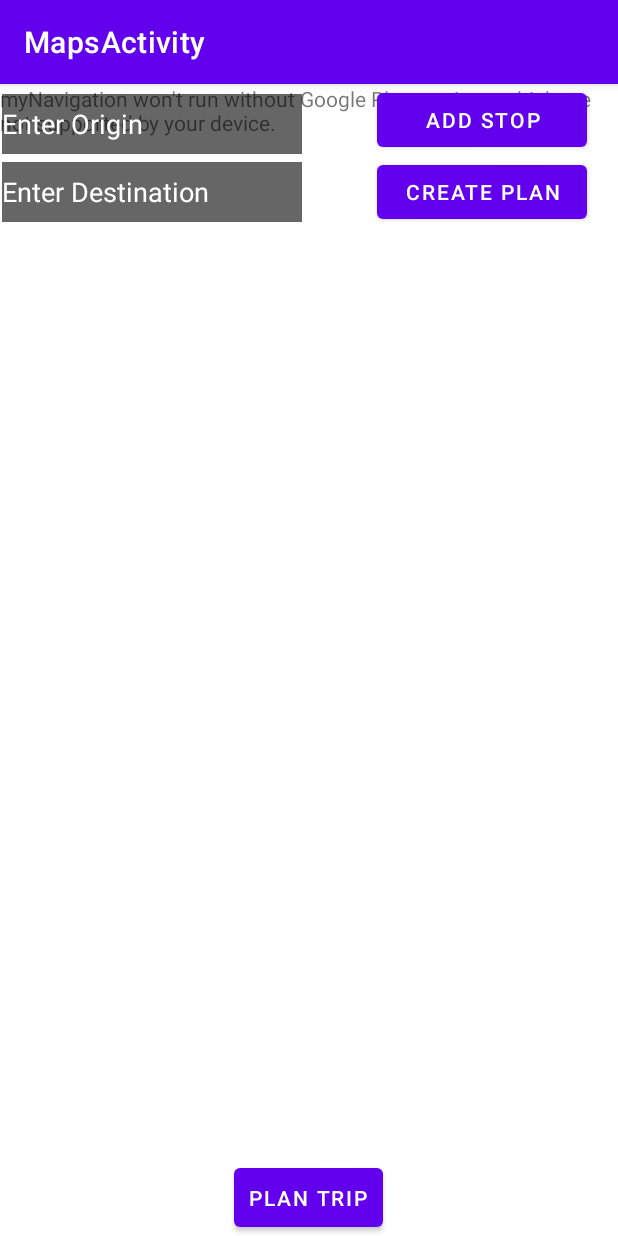
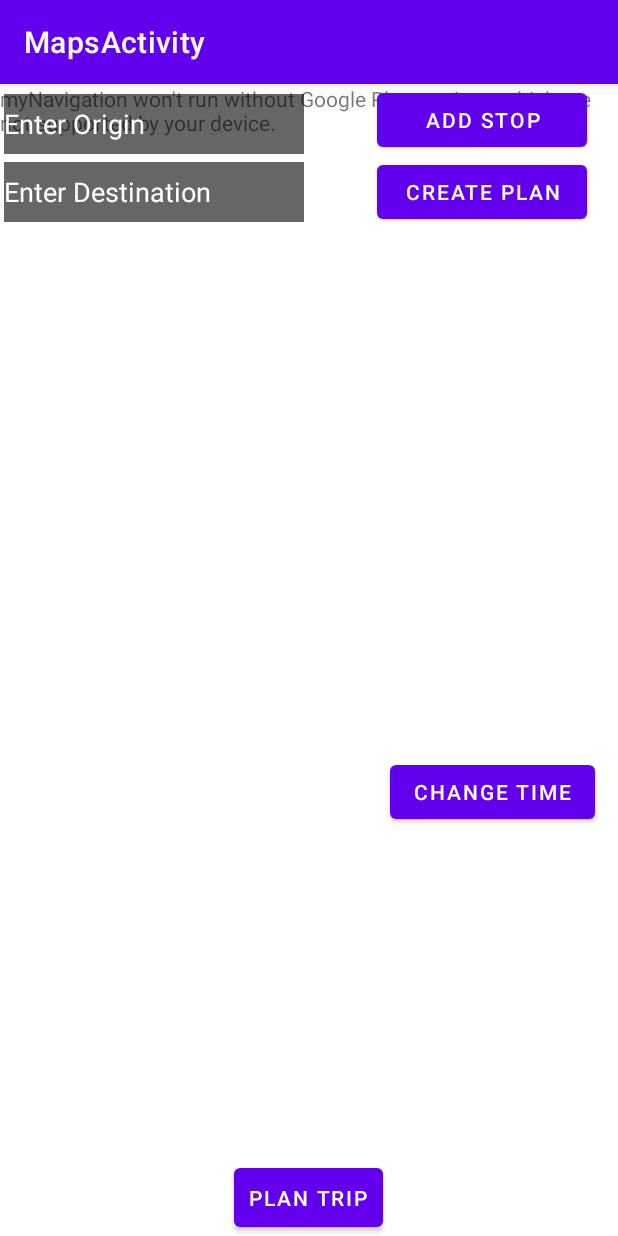
Before and after one commit to mtyra321/Clear-Routes, an Android app: the screen it shows after launch (MapsActivity), after a tap on "PLAN TRIP", on a phone screen of 412 x 824 dp. Run offline under Robolectric (Android 15) with nearby library versions, the phone set to English and light mode, and no system bars.

Commit message:
added departure time stuff

```diff
--- a/app/src/main/res/layout/activity_maps.xml
+++ b/app/src/main/res/layout/activity_maps.xml
@@ -21,6 +21,7 @@
     <!--    </androidx.constraintlayout.widget.ConstraintLayout>-->
 
     <Button
+        android:id="@+id/planBtn"
         android:layout_width="wrap_content"
         android:layout_height="wrap_content"
         android:layout_gravity="center|bottom"
@@ -126,29 +127,52 @@
             app:layout_constraintTop_toBottomOf="@+id/tabLayout" />
     </androidx.constraintlayout.widget.ConstraintLayout>
 
+
+
+
+
+
+
+
+
+
     <androidx.constraintlayout.widget.ConstraintLayout
         android:id="@+id/plan_layout"
         android:layout_width="411dp"
         android:layout_height="673dp"
         android:layout_marginBottom="57dp"
+        app:layout_constraintBottom_toBottomOf="parent"
+        app:layout_constraintEnd_toEndOf="parent"
+        app:layout_constraintStart_toStartOf="parent"
+        app:layout_constraintTop_toTopOf="parent"
         android:visibility="invisible">
 
         <ScrollView
-
+            android:id="@+id/scroll"
             android:layout_width="409dp"
-            android:layout_height="match_parent"
+            android:layout_height="300dp"
+            android:layout_marginStart="1dp"
+            android:layout_marginEnd="1dp"
+            android:layout_marginBottom="1dp"
+            app:layout_constraintEnd_toEndOf="parent"
+            app:layout_constraintHorizontal_bias="0.0"
             app:layout_constraintStart_toStartOf="parent"
-            app:layout_constraintTop_toTopOf="parent">
+            app:layout_constraintTop_toTopOf="parent"
+            app:layout_constraintVertical_bias="0.0">
 
             <LinearLayout
                 android:id="@+id/stops"
                 android:layout_width="409dp"
-                android:layout_height="200dp"
+                android:layout_height="300dp"
                 android:layout_marginStart="1dp"
                 android:layout_marginTop="1dp"
                 android:layout_marginEnd="1dp"
                 android:layout_marginBottom="1dp"
-                android:orientation="vertical">
+                android:orientation="vertical"
+                app:layout_constraintBottom_toTopOf="@+id/button"
+                app:layout_constraintEnd_toEndOf="parent"
+                app:layout_constraintStart_toStartOf="parent"
+                app:layout_constraintTop_toTopOf="parent">
 
             </LinearLayout>
         </ScrollView>
@@ -170,5 +194,42 @@
             app:layout_constraintStart_toStartOf="@+id/addLineBtn"
             app:layout_constraintTop_toBottomOf="@+id/addLineBtn"
             app:layout_constraintVertical_bias="0.0"/>
+
+        <TextView
+            android:id="@+id/show_time"
+            android:layout_width="wrap_content"
+            android:layout_height="wrap_content"
+            android:layout_marginStart="64dp"
+            android:layout_marginTop="420dp"
+            android:padding="20dp"
+            android:textSize="35dp"
+            app:layout_constraintStart_toStartOf="parent"
+            app:layout_constraintTop_toTopOf="parent" />
+
+        <TimePicker
+            android:id="@+id/timePicker"
+            android:layout_width="wrap_content"
+            android:layout_height="wrap_content"
+            android:layout_centerHorizontal="true"
+            android:layout_marginStart="24dp"
+            android:layout_marginTop="276dp"
+            android:visibility="invisible"
+            android:padding="20dp"
+            android:timePickerMode="spinner"
+            app:layout_constraintStart_toStartOf="parent"
+            app:layout_constraintTop_toTopOf="parent" />
+        <Button
+            android:id="@+id/button_date"
+            android:layout_width="wrap_content"
+            android:layout_height="wrap_content"
+            android:layout_marginStart="260dp"
+            android:layout_marginTop="148dp"
+            android:text="Change Time"
+            app:layout_constraintStart_toStartOf="parent"
+            app:layout_constraintTop_toBottomOf="@+id/scroll" />
+
+
+
+
     </androidx.constraintlayout.widget.ConstraintLayout>
 </fragment>
```
Also changed, not shown: app/src/main/java/edu/byui/mynavigation/MapsActivity.kt (+74 -4 lines).
